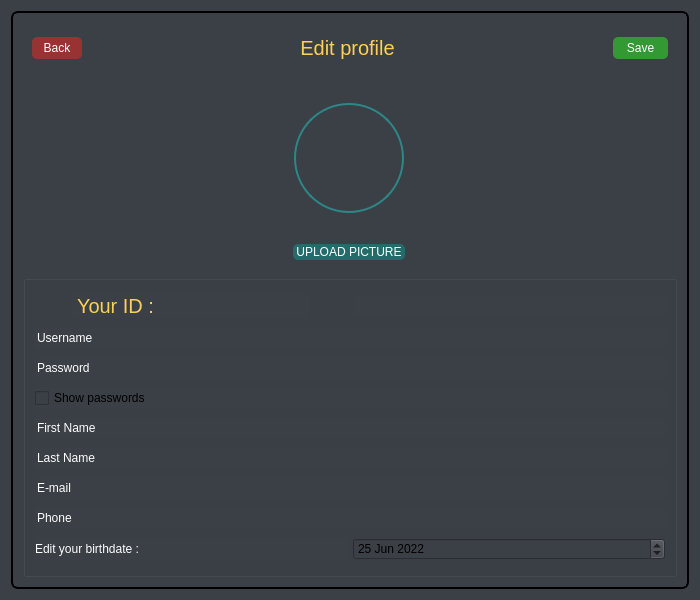
Qt form Pulp-Fiction-LoginAndRegister/setting.ui (AP-projects-4001/Pulp-Fiction) before a commit.
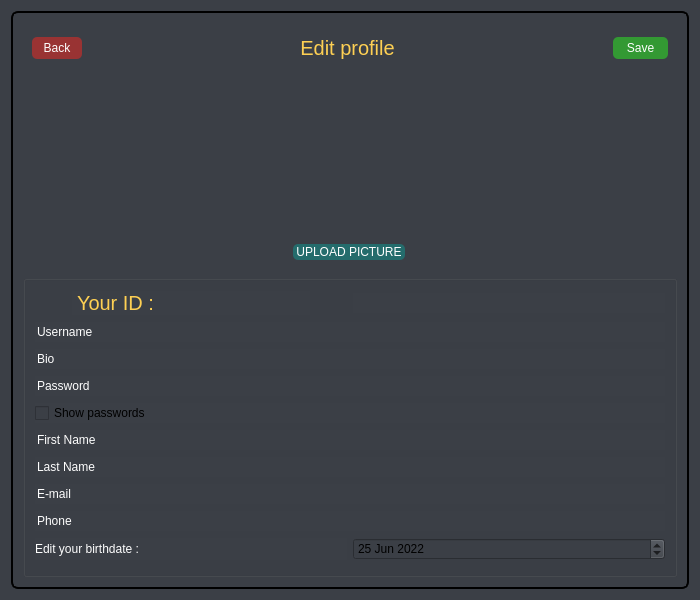
The same form after that commit. The open tabs and pages were chosen to show the change. Icons and pictures are not drawn.

Commit message: Edit profile completed

Patch:
```diff
--- a/Pulp-Fiction-LoginAndRegister/setting.ui
+++ b/Pulp-Fiction-LoginAndRegister/setting.ui
@@ -54,7 +54,7 @@
 }</string>
      </property>
      <property name="currentIndex">
-      <number>0</number>
+      <number>3</number>
      </property>
      <widget class="QWidget" name="page">
       <property name="styleSheet">
@@ -580,7 +580,7 @@
           </property>
           <layout class="QVBoxLayout" name="verticalLayout">
            <item alignment="Qt::AlignHCenter|Qt::AlignVCenter">
-            <widget class="QLabel" name="profilepicture">
+            <widget class="QLabel" name="profilepictureeditprofile">
              <property name="minimumSize">
               <size>
                <width>110</width>
@@ -672,6 +672,9 @@
             <height>21</height>
            </rect>
           </property>
+          <property name="styleSheet">
+           <string notr="true">color: rgb(254, 254, 254);</string>
+          </property>
           <property name="text">
            <string/>
           </property>
@@ -1021,6 +1024,265 @@
            </widget>
           </item>
           <item row="2" column="0">
+           <widget class="QLineEdit" name="bioeditprofile">
+            <property name="minimumSize">
+             <size>
+              <width>0</width>
+              <height>20</height>
+             </size>
+            </property>
+            <property name="palette">
+             <palette>
+              <active>
+               <colorrole role="WindowText">
+                <brush brushstyle="SolidPattern">
+                 <color alpha="255">
+                  <red>254</red>
+                  <green>254</green>
+                  <blue>254</blue>
+                 </color>
+                </brush>
+               </colorrole>
+               <colorrole role="Button">
+                <brush brushstyle="SolidPattern">
+                 <color alpha="255">
+                  <red>51</red>
+                  <green>51</green>
+                  <blue>51</blue>
+                 </color>
+                </brush>
+               </colorrole>
+               <colorrole role="Text">
+                <brush brushstyle="SolidPattern">
+                 <color alpha="255">
+                  <red>254</red>
+                  <green>254</green>
+                  <blue>254</blue>
+                 </color>
+                </brush>
+               </colorrole>
+               <colorrole role="ButtonText">
+                <brush brushstyle="SolidPattern">
+                 <color alpha="255">
+                  <red>254</red>
+                  <green>254</green>
+                  <blue>254</blue>
+                 </color>
+                </brush>
+               </colorrole>
+               <colorrole role="Base">
+                <brush brushstyle="SolidPattern">
+                 <color alpha="255">
+                  <red>51</red>
+                  <green>51</green>
+                  <blue>51</blue>
+                 </color>
+                </brush>
+               </colorrole>
+               <colorrole role="Window">
+                <brush brushstyle="SolidPattern">
+                 <color alpha="255">
+                  <red>51</red>
+                  <green>51</green>
+                  <blue>51</blue>
+                 </color>
+                </brush>
+               </colorrole>
+               <colorrole role="PlaceholderText">
+                <brush brushstyle="SolidPattern">
+                 <color alpha="255">
+                  <red>254</red>
+                  <green>254</green>
+                  <blue>254</blue>
+                 </color>
+                </brush>
+               </colorrole>
+              </active>
+              <inactive>
+               <colorrole role="WindowText">
+                <brush brushstyle="SolidPattern">
+                 <color alpha="255">
+                  <red>254</red>
+                  <green>254</green>
+                  <blue>254</blue>
+                 </color>
+                </brush>
+               </colorrole>
+               <colorrole role="Button">
+                <brush brushstyle="SolidPattern">
+                 <color alpha="255">
+                  <red>51</red>
+                  <green>51</green>
+                  <blue>51</blue>
+                 </color>
+                </brush>
+               </colorrole>
+               <colorrole role="Text">
+                <brush brushstyle="SolidPattern">
+                 <color alpha="255">
+                  <red>254</red>
+                  <green>254</green>
+                  <blue>254</blue>
+                 </color>
+                </brush>
+               </colorrole>
+               <colorrole role="ButtonText">
+                <brush brushstyle="SolidPattern">
+                 <color alpha="255">
+                  <red>254</red>
+                  <green>254</green>
+                  <blue>254</blue>
+                 </color>
+                </brush>
+               </colorrole>
+               <colorrole role="Base">
+                <brush brushstyle="SolidPattern">
+                 <color alpha="255">
+                  <red>51</red>
+                  <green>51</green>
+                  <blue>51</blue>
+                 </color>
+                </brush>
+               </colorrole>
+               <colorrole role="Window">
+                <brush brushstyle="SolidPattern">
+                 <color alpha="255">
+                  <red>51</red>
+                  <green>51</green>
+                  <blue>51</blue>
+                 </color>
+                </brush>
+               </colorrole>
+               <colorrole role="PlaceholderText">
+                <brush brushstyle="SolidPattern">
+                 <color alpha="255">
+                  <red>254</red>
+                  <green>254</green>
+                  <blue>254</blue>
+                 </color>
+                </brush>
+               </colorrole>
+              </inactive>
+              <disabled>
+               <colorrole role="WindowText">
+                <brush brushstyle="SolidPattern">
+                 <color alpha="255">
+                  <red>254</red>
+                  <green>254</green>
+                  <blue>254</blue>
+                 </color>
+                </brush>
+               </colorrole>
+               <colorrole role="Button">
+                <brush brushstyle="SolidPattern">
+                 <color alpha="255">
+                  <red>51</red>
+                  <green>51</green>
+                  <blue>51</blue>
+                 </color>
+                </brush>
+               </colorrole>
+               <colorrole role="Text">
+                <brush brushstyle="SolidPattern">
+                 <color alpha="255">
+                  <red>254</red>
+                  <green>254</green>
+                  <blue>254</blue>
+                 </color>
+                </brush>
+               </colorrole>
+               <colorrole role="ButtonText">
+                <brush brushstyle="SolidPattern">
+                 <color alpha="255">
+                  <red>254</red>
+                  <green>254</green>
+                  <blue>254</blue>
+                 </color>
+                </brush>
+               </colorrole>
+               <colorrole role="Base">
+                <brush brushstyle="SolidPattern">
+                 <color alpha="255">
+                  <red>51</red>
+                  <green>51</green>
+                  <blue>51</blue>
+                 </color>
+                </brush>
+               </colorrole>
+               <colorrole role="Window">
+                <brush brushstyle="SolidPattern">
+                 <color alpha="255">
+                  <red>51</red>
+                  <green>51</green>
+                  <blue>51</blue>
+                 </color>
+                </brush>
+               </colorrole>
+               <colorrole role="PlaceholderText">
+                <brush brushstyle="SolidPattern">
+                 <color alpha="255">
+                  <red>254</red>
+                  <green>254</green>
+                  <blue>254</blue>
+                 </color>
+                </brush>
+               </colorrole>
+              </disabled>
+             </palette>
+            </property>
+            <property name="font">
+             <font>
+              <kerning>true</kerning>
+             </font>
+            </property>
+            <property name="contextMenuPolicy">
+             <enum>Qt::ActionsContextMenu</enum>
+            </property>
+            <property name="layoutDirection">
+             <enum>Qt::LeftToRight</enum>
+            </property>
+            <property name="styleSheet">
+             <string notr="true">QLineEdit#bioeditprofile {
+padding-left: 20px;
+padding-right: 20px;
+border-radius: 5px;
+background: #333;
+color: #fefefe;
+}
+
+QLineEdit#bioeditprofile:hover {
+	background-color: rgb(42, 46, 52);
+border-style: solid;
+ border-width: 1px;
+	border-color: rgb(245, 179, 1);
+	color: rgb(241, 182, 88);
+}
+
+QLineEdit#bioeditprofile:pressed {
+border-style: solid;
+border-width: 1px;
+	background-color: rgb(25, 69, 105);
+	color: rgb(85, 255, 255);
+}</string>
+            </property>
+            <property name="text">
+             <string/>
+            </property>
+            <property name="frame">
+             <bool>false</bool>
+            </property>
+            <property name="cursorPosition">
+             <number>0</number>
+            </property>
+            <property name="placeholderText">
+             <string>Bio</string>
+            </property>
+            <property name="cursorMoveStyle">
+             <enum>Qt::VisualMoveStyle</enum>
+            </property>
+           </widget>
+          </item>
+          <item row="3" column="0">
            <widget class="QLineEdit" name="passwordeditprofile">
             <property name="minimumSize">
              <size>
@@ -1282,7 +1544,7 @@
             </property>
            </widget>
           </item>
-          <item row="3" column="0">
+          <item row="4" column="0">
            <widget class="QCheckBox" name="showpassforeditprofile">
             <property name="layoutDirection">
              <enum>Qt::LeftToRight</enum>
@@ -1307,7 +1569,7 @@
             </property>
            </widget>
           </item>
-          <item row="4" column="0">
+          <item row="5" column="0">
            <widget class="QLineEdit" name="firstnameeditprofile">
             <property name="minimumSize">
              <size>
@@ -1566,7 +1828,7 @@
             </property>
            </widget>
           </item>
-          <item row="5" column="0">
+          <item row="6" column="0">
            <widget class="QLineEdit" name="lastnameeditprofile">
             <property name="minimumSize">
              <size>
@@ -1825,7 +2087,7 @@
             </property>
            </widget>
           </item>
-          <item row="6" column="0">
+          <item row="7" column="0">
            <widget class="QLineEdit" name="emaileditprofile">
             <property name="minimumSize">
              <size>
@@ -2084,7 +2346,7 @@
             </property>
            </widget>
           </item>
-          <item row="7" column="0">
+          <item row="8" column="0">
            <widget class="QLineEdit" name="phoneeditprofile">
             <property name="minimumSize">
              <size>
@@ -2343,7 +2605,7 @@
             </property>
            </widget>
           </item>
-          <item row="8" column="0">
+          <item row="9" column="0">
            <layout class="QHBoxLayout" name="horizontalLayout_2">
             <item>
              <widget class="QLabel" name="label_9">
@@ -2480,7 +2742,7 @@
            </widget>
           </item>
           <item>
-           <widget class="QPushButton" name="savebtn_2">
+           <widget class="QPushButton" name="saveeditprivacy">
             <property name="minimumSize">
              <size>
               <width>0</width>
@@ -2501,21 +2763,21 @@
             </property>
             <property name="styleSheet">
              <string notr="true">
-QPushButton#savebtn_2 {
+QPushButton#saveeditprivacy {
 color: white;
 border-radius: 5px;
 Background: #393;
 color: #fefefe;
 }
 
-QPushButton#savebtn_2:hover {
+QPushButton#saveeditprivacy:hover {
 	background-color: rgb(42, 46, 52);
 border-style: solid;
  border-width: 1px;
 	color: rgb(241, 182, 88);
 }
 
-QPushButton#savebtn_2:pressed {
+QPushButton#saveeditprivacy:pressed {
 border-style: solid;
 border-width: 1px;
 	background-color: rgb(25, 69, 105);
@@ -2960,22 +3222,22 @@
           <item>
            <layout class="QHBoxLayout" name="horizontalLayout_12">
             <item>
-             <widget class="QLabel" name="showbirthdate">
+             <widget class="QLabel" name="showbio">
               <property name="styleSheet">
-               <string notr="true">QLabel#showbirthdate{
+               <string notr="true">QLabel#showbio{
 	font: 900 italic 10pt &quot;Segoe UI&quot;;
 color: #fefefe;
 }</string>
               </property>
               <property name="text">
-               <string>Show birthdate:</string>
+               <string>Show bio:</string>
               </property>
              </widget>
             </item>
             <item>
-             <widget class="QComboBox" name="showbirthdate_2">
+             <widget class="QComboBox" name="showbio_2">
               <property name="styleSheet">
-               <string notr="true">QComboBox#showbirthdate_2 {
+               <string notr="true">QComboBox#showbio_2 {
 Padding: 1px;
 Border-radius: 5px;
 	font: 700 12pt &quot;Segoe UI&quot;;
@@ -2984,7 +3246,7 @@
 padding-left:10px;
 }
 
-QComboBox#showbirthdate_2:hover {
+QComboBox#showbio_2:hover {
 	background-color: rgb(42, 46, 52);
 border-style: solid;
  border-width: 1px;
@@ -3106,7 +3368,7 @@
            </widget>
           </item>
           <item>
-           <widget class="QPushButton" name="savebtn_3">
+           <widget class="QPushButton" name="saveeditfriends">
             <property name="minimumSize">
              <size>
               <width>0</width>
@@ -3127,21 +3389,21 @@
             </property>
             <property name="styleSheet">
              <string notr="true">
-QPushButton#savebtn_3{
+QPushButton#saveeditfriends{
 color: white;
 border-radius: 5px;
 Background: #393;
 color: #fefefe;
 }
 
-QPushButton#savebtn_3:hover {
+QPushButton#saveeditfriends:hover {
 	background-color: rgb(42, 46, 52);
 border-style: solid;
  border-width: 1px;
 	color: rgb(241, 182, 88);
 }
 
-QPushButton#savebtn_3:pressed {
+QPushButton#saveeditfriends:pressed {
 border-style: solid;
 border-width: 1px;
 	background-color: rgb(25, 69, 105);
```
The commit also changes 2 other files.
